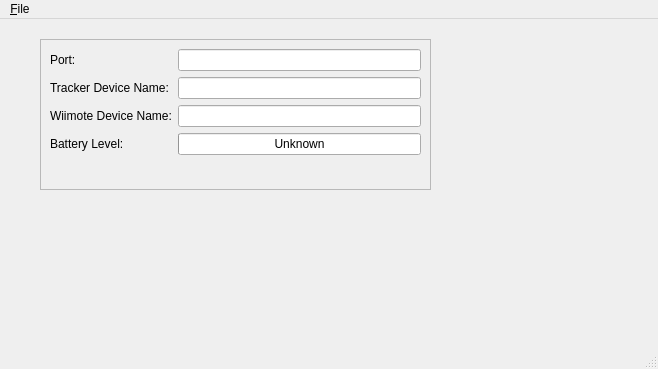
Qt form src/mainwindow.ui (rpavlik/wiimote-head-tracker-gui) before a commit.
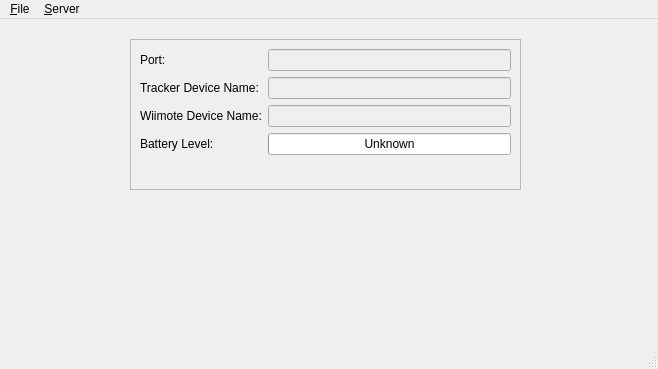
The same form after that commit.

The edit to the form file:
```diff
--- a/src/mainwindow.ui
+++ b/src/mainwindow.ui
@@ -17,7 +17,7 @@
    <widget class="QFrame" name="frame">
     <property name="geometry">
      <rect>
-      <x>40</x>
+      <x>130</x>
       <y>20</y>
       <width>391</width>
       <height>151</height>
@@ -41,7 +41,14 @@
       </widget>
      </item>
      <item row="0" column="1">
-      <widget class="QLineEdit" name="port"/>
+      <widget class="QLineEdit" name="port">
+       <property name="enabled">
+        <bool>false</bool>
+       </property>
+       <property name="readOnly">
+        <bool>true</bool>
+       </property>
+      </widget>
      </item>
      <item row="1" column="0">
       <widget class="QLabel" name="label_3">
@@ -54,7 +61,14 @@
       </widget>
      </item>
      <item row="1" column="1">
-      <widget class="QLineEdit" name="trackerDeviceName"/>
+      <widget class="QLineEdit" name="trackerDeviceName">
+       <property name="enabled">
+        <bool>false</bool>
+       </property>
+       <property name="readOnly">
+        <bool>true</bool>
+       </property>
+      </widget>
      </item>
      <item row="2" column="0">
       <widget class="QLabel" name="label_2">
@@ -67,7 +81,14 @@
       </widget>
      </item>
      <item row="2" column="1">
-      <widget class="QLineEdit" name="wiimoteDeviceName"/>
+      <widget class="QLineEdit" name="wiimoteDeviceName">
+       <property name="enabled">
+        <bool>false</bool>
+       </property>
+       <property name="readOnly">
+        <bool>true</bool>
+       </property>
+      </widget>
      </item>
      <item row="3" column="0">
       <widget class="QLabel" name="label">
@@ -110,7 +131,15 @@
     <addaction name="separator"/>
     <addaction name="action_Quit"/>
    </widget>
+   <widget class="QMenu" name="menu_Server">
+    <property name="title">
+     <string>&amp;Server</string>
+    </property>
+    <addaction name="actionStart"/>
+    <addaction name="actionStop"/>
+   </widget>
    <addaction name="menu_File"/>
+   <addaction name="menu_Server"/>
   </widget>
   <widget class="QStatusBar" name="statusbar"/>
   <action name="actionRestart">
```
Left out of the diff: 10 changed lines with no effect on the pictures.
